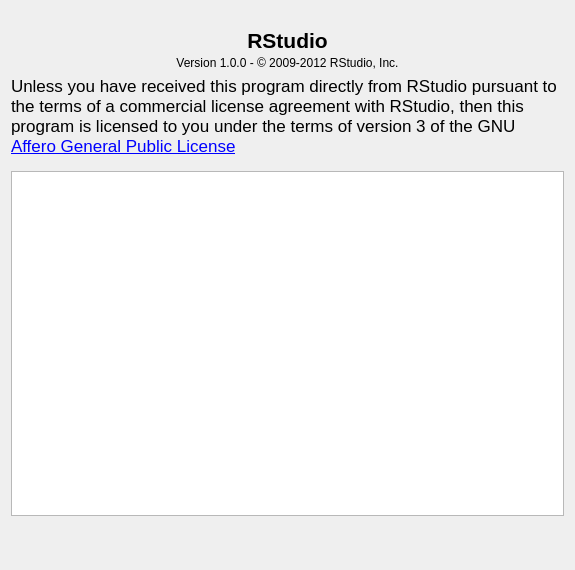
Before: the Qt Designer form src/cpp/desktop/DesktopAboutDialog.ui in rstudio/rstudio, drawn with Qt 5.
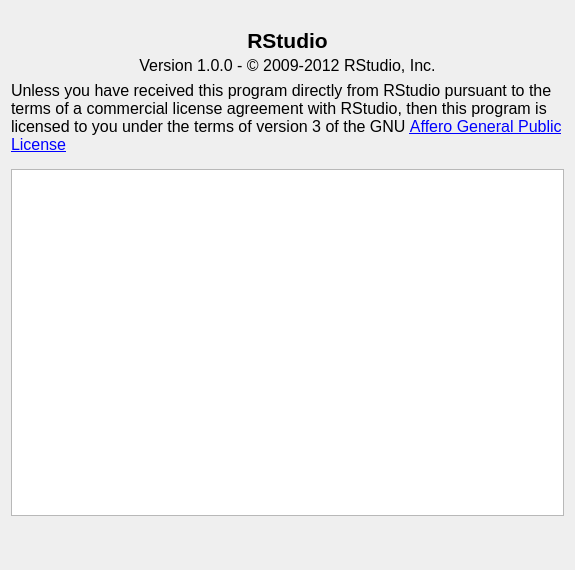
After: the same form once the commit is applied. Icons and pictures are not drawn.

Commit message: use 12pt font for text in about dialog

```diff
--- a/src/cpp/desktop/DesktopAboutDialog.ui
+++ b/src/cpp/desktop/DesktopAboutDialog.ui
@@ -49,6 +49,11 @@
    </item>
    <item>
     <widget class="QLabel" name="lblVersion">
+     <property name="font">
+      <font>
+       <pointsize>12</pointsize>
+      </font>
+     </property>
      <property name="text">
       <string>Version 1.0.0 - © 2009-2012 RStudio, Inc.</string>
      </property>
@@ -75,11 +80,16 @@
    </item>
    <item>
     <widget class="QLabel" name="label_4">
+     <property name="font">
+      <font>
+       <pointsize>12</pointsize>
+      </font>
+     </property>
      <property name="text">
       <string>&lt;!DOCTYPE HTML PUBLIC &quot;-//W3C//DTD HTML 4.0//EN&quot; &quot;http://www.w3.org/TR/REC-html40/strict.dtd&quot;&gt;
 &lt;html&gt;&lt;head&gt;&lt;meta name=&quot;qrichtext&quot; content=&quot;1&quot; /&gt;&lt;style type=&quot;text/css&quot;&gt;
 p, li { white-space: pre-wrap; }
-&lt;/style&gt;&lt;/head&gt;&lt;body style=&quot; font-family:'Lucida Grande'; font-size:13pt; font-weight:400; font-style:normal;&quot;&gt;
+&lt;/style&gt;&lt;/head&gt;&lt;body style=&quot; font-family:'Lucida Grande'; font-size:12pt; font-weight:400; font-style:normal;&quot;&gt;
 &lt;p style=&quot; margin-top:0px; margin-bottom:0px; margin-left:0px; margin-right:0px; -qt-block-indent:0; text-indent:0px;&quot;&gt;Unless you have received this program directly from RStudio pursuant to the terms of a commercial license agreement with RStudio, then this program is licensed to you under the terms of version 3 of the GNU &lt;a href=&quot;http://www.gnu.org/licenses/agpl-3.0.txt&quot;&gt;&lt;span style=&quot; text-decoration: underline; color:#0000ff;&quot;&gt;Affero General Public License&lt;/span&gt;&lt;/a&gt;&lt;/p&gt;&lt;/body&gt;&lt;/html&gt;</string>
      </property>
      <property name="textFormat">
```
